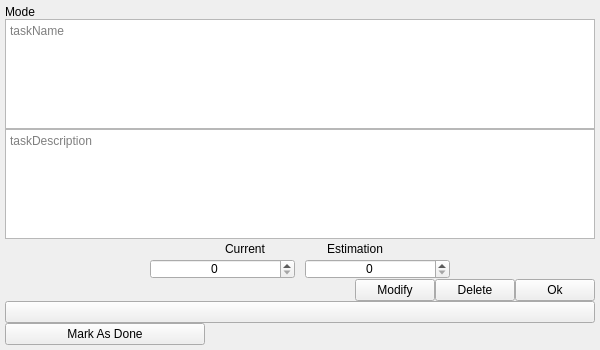
Old version of the form PomoPeak/ui/taskQT.ui in the repository TheVipek/PomoPeak.
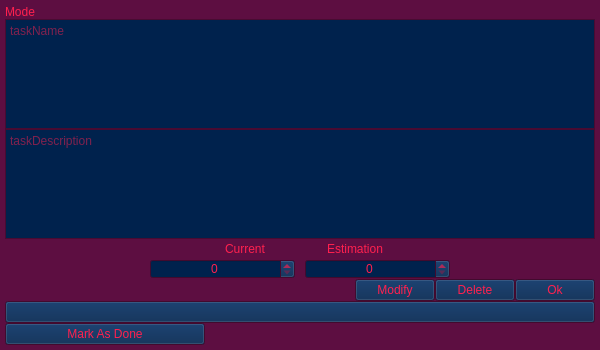
New version of the form.

What changed in the file:
```diff
--- a/PomoPeak/ui/taskQT.ui
+++ b/PomoPeak/ui/taskQT.ui
@@ -22,6 +22,583 @@
     <height>10000</height>
    </size>
   </property>
+  <property name="palette">
+   <palette>
+    <active>
+     <colorrole role="WindowText">
+      <brush brushstyle="SolidPattern">
+       <color alpha="255">
+        <red>255</red>
+        <green>32</green>
+        <blue>78</blue>
+       </color>
+      </brush>
+     </colorrole>
+     <colorrole role="Button">
+      <brush brushstyle="SolidPattern">
+       <color alpha="255">
+        <red>0</red>
+        <green>34</green>
+        <blue>77</blue>
+       </color>
+      </brush>
+     </colorrole>
+     <colorrole role="Light">
+      <brush brushstyle="SolidPattern">
+       <color alpha="255">
+        <red>234</red>
+        <green>234</green>
+        <blue>234</blue>
+       </color>
+      </brush>
+     </colorrole>
+     <colorrole role="Midlight">
+      <brush brushstyle="SolidPattern">
+       <color alpha="255">
+        <red>234</red>
+        <green>234</green>
+        <blue>234</blue>
+       </color>
+      </brush>
+     </colorrole>
+     <colorrole role="Dark">
+      <brush brushstyle="SolidPattern">
+       <color alpha="255">
+        <red>234</red>
+        <green>234</green>
+        <blue>234</blue>
+       </color>
+      </brush>
+     </colorrole>
+     <colorrole role="Mid">
+      <brush brushstyle="SolidPattern">
+       <color alpha="255">
+        <red>234</red>
+        <green>234</green>
+        <blue>234</blue>
+       </color>
+      </brush>
+     </colorrole>
+     <colorrole role="Text">
+      <brush brushstyle="SolidPattern">
+       <color alpha="255">
+        <red>255</red>
+        <green>32</green>
+        <blue>78</blue>
+       </color>
+      </brush>
+     </colorrole>
+     <colorrole role="BrightText">
+      <brush brushstyle="SolidPattern">
+       <color alpha="255">
+        <red>255</red>
+        <green>32</green>
+        <blue>78</blue>
+       </color>
+      </brush>
+     </colorrole>
+     <colorrole role="ButtonText">
+      <brush brushstyle="SolidPattern">
+       <color alpha="255">
+        <red>255</red>
+        <green>32</green>
+        <blue>78</blue>
+       </color>
+      </brush>
+     </colorrole>
+     <colorrole role="Base">
+      <brush brushstyle="SolidPattern">
+       <color alpha="255">
+        <red>0</red>
+        <green>34</green>
+        <blue>77</blue>
+       </color>
+      </brush>
+     </colorrole>
+     <colorrole role="Window">
+      <brush brushstyle="SolidPattern">
+       <color alpha="255">
+        <red>93</red>
+        <green>14</green>
+        <blue>65</blue>
+       </color>
+      </brush>
+     </colorrole>
+     <colorrole role="Shadow">
+      <brush brushstyle="SolidPattern">
+       <color alpha="255">
+        <red>77</red>
+        <green>12</green>
+        <blue>54</blue>
+       </color>
+      </brush>
+     </colorrole>
+     <colorrole role="Highlight">
+      <brush brushstyle="SolidPattern">
+       <color alpha="255">
+        <red>0</red>
+        <green>24</green>
+        <blue>53</blue>
+       </color>
+      </brush>
+     </colorrole>
+     <colorrole role="HighlightedText">
+      <brush brushstyle="SolidPattern">
+       <color alpha="255">
+        <red>255</red>
+        <green>32</green>
+        <blue>78</blue>
+       </color>
+      </brush>
+     </colorrole>
+     <colorrole role="Link">
+      <brush brushstyle="SolidPattern">
+       <color alpha="255">
+        <red>255</red>
+        <green>32</green>
+        <blue>78</blue>
+       </color>
+      </brush>
+     </colorrole>
+     <colorrole role="LinkVisited">
+      <brush brushstyle="SolidPattern">
+       <color alpha="255">
+        <red>177</red>
+        <green>22</green>
+        <blue>54</blue>
+       </color>
+      </brush>
+     </colorrole>
+     <colorrole role="AlternateBase">
+      <brush brushstyle="SolidPattern">
+       <color alpha="255">
+        <red>0</red>
+        <green>34</green>
+        <blue>77</blue>
+       </color>
+      </brush>
+     </colorrole>
+     <colorrole role="ToolTipBase">
+      <brush brushstyle="SolidPattern">
+       <color alpha="255">
+        <red>255</red>
+        <green>32</green>
+        <blue>78</blue>
+       </color>
+      </brush>
+     </colorrole>
+     <colorrole role="ToolTipText">
+      <brush brushstyle="SolidPattern">
+       <color alpha="255">
+        <red>255</red>
+        <green>32</green>
+        <blue>78</blue>
+       </color>
+      </brush>
+     </colorrole>
+     <colorrole role="PlaceholderText">
+      <brush brushstyle="SolidPattern">
+       <color alpha="128">
+        <red>255</red>
+        <green>32</green>
+        <blue>78</blue>
+       </color>
+      </brush>
+     </colorrole>
+     <colorrole role="Accent">
+      <brush brushstyle="SolidPattern">
+       <color alpha="255">
+        <red>93</red>
+        <green>14</green>
+        <blue>65</blue>
+       </color>
+      </brush>
+     </colorrole>
+    </active>
+    <inactive>
+     <colorrole role="WindowText">
+      <brush brushstyle="SolidPattern">
+       <color alpha="255">
+        <red>255</red>
+        <green>32</green>
+        <blue>78</blue>
+       </color>
+      </brush>
+     </colorrole>
+     <colorrole role="Button">
+      <brush brushstyle="SolidPattern">
+       <color alpha="255">
+        <red>0</red>
+        <green>34</green>
+        <blue>77</blue>
+       </color>
+      </brush>
+     </colorrole>
+     <colorrole role="Light">
+      <brush brushstyle="SolidPattern">
+       <color alpha="255">
+        <red>234</red>
+        <green>234</green>
+        <blue>234</blue>
+       </color>
+      </brush>
+     </colorrole>
+     <colorrole role="Midlight">
+      <brush brushstyle="SolidPattern">
+       <color alpha="255">
+        <red>234</red>
+        <green>234</green>
+        <blue>234</blue>
+       </color>
+      </brush>
+     </colorrole>
+     <colorrole role="Dark">
+      <brush brushstyle="SolidPattern">
+       <color alpha="255">
+        <red>234</red>
+        <green>234</green>
+        <blue>234</blue>
+       </color>
+      </brush>
+     </colorrole>
+     <colorrole role="Mid">
+      <brush brushstyle="SolidPattern">
+       <color alpha="255">
+        <red>234</red>
+        <green>234</green>
+        <blue>234</blue>
+       </color>
+      </brush>
+     </colorrole>
+     <colorrole role="Text">
+      <brush brushstyle="SolidPattern">
+       <color alpha="255">
+        <red>255</red>
+        <green>32</green>
+        <blue>78</blue>
+       </color>
+      </brush>
+     </colorrole>
+     <colorrole role="BrightText">
+      <brush brushstyle="SolidPattern">
+       <color alpha="255">
+        <red>255</red>
+        <green>32</green>
+        <blue>78</blue>
+       </color>
+      </brush>
+     </colorrole>
+     <colorrole role="ButtonText">
+      <brush brushstyle="SolidPattern">
+       <color alpha="255">
+        <red>255</red>
+        <green>32</green>
+        <blue>78</blue>
+       </color>
+      </brush>
+     </colorrole>
+     <colorrole role="Base">
+      <brush brushstyle="SolidPattern">
+       <color alpha="255">
+        <red>0</red>
+        <green>34</green>
+        <blue>77</blue>
+       </color>
+      </brush>
+     </colorrole>
+     <colorrole role="Window">
+      <brush brushstyle="SolidPattern">
+       <color alpha="255">
+        <red>93</red>
+        <green>14</green>
+        <blue>65</blue>
+       </color>
+      </brush>
+     </colorrole>
+     <colorrole role="Shadow">
+      <brush brushstyle="SolidPattern">
+       <color alpha="255">
+        <red>77</red>
+        <green>12</green>
+        <blue>54</blue>
+       </color>
+      </brush>
+     </colorrole>
+     <colorrole role="Highlight">
+      <brush brushstyle="SolidPattern">
+       <color alpha="255">
+        <red>0</red>
+        <green>24</green>
+        <blue>53</blue>
+       </color>
+      </brush>
+     </colorrole>
+     <colorrole role="HighlightedText">
+      <brush brushstyle="SolidPattern">
+       <color alpha="255">
+        <red>255</red>
+        <green>32</green>
+        <blue>78</blue>
+       </color>
+      </brush>
+     </colorrole>
+     <colorrole role="Link">
+      <brush brushstyle="SolidPattern">
+       <color alpha="255">
+        <red>255</red>
+        <green>32</green>
+        <blue>78</blue>
+       </color>
+      </brush>
+     </colorrole>
+     <colorrole role="LinkVisited">
+      <brush brushstyle="SolidPattern">
+       <color alpha="255">
+        <red>177</red>
+        <green>22</green>
+        <blue>54</blue>
+       </color>
+      </brush>
+     </colorrole>
+     <colorrole role="AlternateBase">
+      <brush brushstyle="SolidPattern">
+       <color alpha="255">
+        <red>0</red>
+        <green>34</green>
+        <blue>77</blue>
+       </color>
+      </brush>
+     </colorrole>
+     <colorrole role="ToolTipBase">
+      <brush brushstyle="SolidPattern">
+       <color alpha="255">
+        <red>255</red>
+        <green>32</green>
+        <blue>78</blue>
+       </color>
+      </brush>
+     </colorrole>
+     <colorrole role="ToolTipText">
+      <brush brushstyle="SolidPattern">
+       <color alpha="255">
+        <red>255</red>
+        <green>32</green>
+        <blue>78</blue>
+       </color>
+      </brush>
+     </colorrole>
+     <colorrole role="PlaceholderText">
+      <brush brushstyle="SolidPattern">
+       <color alpha="128">
+        <red>255</red>
+        <green>32</green>
+        <blue>78</blue>
+       </color>
+      </brush>
+     </colorrole>
+     <colorrole role="Accent">
+      <brush brushstyle="SolidPattern">
+       <color alpha="255">
+        <red>93</red>
+        <green>14</green>
+        <blue>65</blue>
+       </color>
+      </brush>
+     </colorrole>
+    </inactive>
+    <disabled>
+     <colorrole role="WindowText">
+      <brush brushstyle="SolidPattern">
+       <color alpha="255">
+        <red>255</red>
+        <green>32</green>
+        <blue>78</blue>
+       </color>
+      </brush>
+     </colorrole>
+     <colorrole role="Button">
+      <brush brushstyle="SolidPattern">
+       <color alpha="255">
+        <red>0</red>
+        <green>34</green>
+        <blue>77</blue>
+       </color>
+      </brush>
+     </colorrole>
+     <colorrole role="Light">
+      <brush brushstyle="SolidPattern">
+       <color alpha="255">
+        <red>234</red>
+        <green>234</green>
+        <blue>234</blue>
+       </color>
+      </brush>
+     </colorrole>
+     <colorrole role="Midlight">
+      <brush brushstyle="SolidPattern">
+       <color alpha="255">
+        <red>234</red>
+        <green>234</green>
+        <blue>234</blue>
+       </color>
+      </brush>
+     </colorrole>
+     <colorrole role="Dark">
+      <brush brushstyle="SolidPattern">
+       <color alpha="255">
+        <red>234</red>
+        <green>234</green>
+        <blue>234</blue>
+       </color>
+      </brush>
+     </colorrole>
+     <colorrole role="Mid">
+      <brush brushstyle="SolidPattern">
+       <color alpha="255">
+        <red>234</red>
+        <green>234</green>
+        <blue>234</blue>
+       </color>
+      </brush>
+     </colorrole>
+     <colorrole role="Text">
+      <brush brushstyle="SolidPattern">
+       <color alpha="255">
+        <red>255</red>
+        <green>32</green>
+        <blue>78</blue>
+       </color>
+      </brush>
+     </colorrole>
+     <colorrole role="BrightText">
+      <brush brushstyle="SolidPattern">
+       <color alpha="255">
+        <red>255</red>
+        <green>32</green>
+        <blue>78</blue>
+       </color>
+      </brush>
+     </colorrole>
+     <colorrole role="ButtonText">
+      <brush brushstyle="SolidPattern">
+       <color alpha="255">
+        <red>255</red>
+        <green>32</green>
+        <blue>78</blue>
+       </color>
+      </brush>
+     </colorrole>
+     <colorrole role="Base">
+      <brush brushstyle="SolidPattern">
+       <color alpha="255">
+        <red>0</red>
+        <green>34</green>
+        <blue>77</blue>
+       </color>
+      </brush>
+     </colorrole>
+     <colorrole role="Window">
+      <brush brushstyle="SolidPattern">
+       <color alpha="255">
+        <red>93</red>
+        <green>14</green>
+        <blue>65</blue>
+       </color>
+      </brush>
+     </colorrole>
+     <colorrole role="Shadow">
+      <brush brushstyle="SolidPattern">
+       <color alpha="255">
+        <red>77</red>
+        <green>12</green>
+        <blue>54</blue>
+       </color>
+      </brush>
+     </colorrole>
+     <colorrole role="Highlight">
+      <brush brushstyle="SolidPattern">
+       <color alpha="255">
+        <red>0</red>
+        <green>24</green>
+        <blue>53</blue>
+       </color>
+      </brush>
+     </colorrole>
+     <colorrole role="HighlightedText">
+      <brush brushstyle="SolidPattern">
+       <color alpha="255">
+        <red>255</red>
+        <green>32</green>
+        <blue>78</blue>
+       </color>
+      </brush>
+     </colorrole>
+     <colorrole role="Link">
+      <brush brushstyle="SolidPattern">
+       <color alpha="255">
+        <red>255</red>
+        <green>32</green>
+        <blue>78</blue>
+       </color>
+      </brush>
+     </colorrole>
+     <colorrole role="LinkVisited">
+      <brush brushstyle="SolidPattern">
+       <color alpha="255">
+        <red>177</red>
+        <green>22</green>
+        <blue>54</blue>
+       </color>
+      </brush>
+     </colorrole>
+     <colorrole role="AlternateBase">
+      <brush brushstyle="SolidPattern">
+       <color alpha="255">
+        <red>0</red>
+        <green>34</green>
+        <blue>77</blue>
+       </color>
+      </brush>
+     </colorrole>
+     <colorrole role="ToolTipBase">
+      <brush brushstyle="SolidPattern">
+       <color alpha="255">
+        <red>255</red>
+        <green>32</green>
+        <blue>78</blue>
+       </color>
+      </brush>
+     </colorrole>
+     <colorrole role="ToolTipText">
+      <brush brushstyle="SolidPattern">
+       <color alpha="255">
+        <red>255</red>
+        <green>32</green>
+        <blue>78</blue>
+       </color>
+      </brush>
+     </colorrole>
+     <colorrole role="PlaceholderText">
+      <brush brushstyle="SolidPattern">
+       <color alpha="128">
+        <red>255</red>
+        <green>32</green>
+        <blue>78</blue>
+       </color>
+      </brush>
+     </colorrole>
+     <colorrole role="Accent">
+      <brush brushstyle="SolidPattern">
+       <color alpha="255">
+        <red>93</red>
+        <green>14</green>
+        <blue>65</blue>
+       </color>
+      </brush>
+     </colorrole>
+    </disabled>
+   </palette>
+  </property>
   <property name="windowTitle">
    <string>Form</string>
   </property>
```
